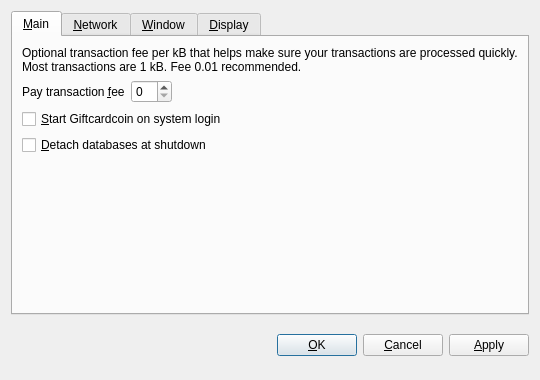
Old version of the form src/qt/forms/optionsdialog.ui in the repository GCCDevTeam/Giftcardcoin.
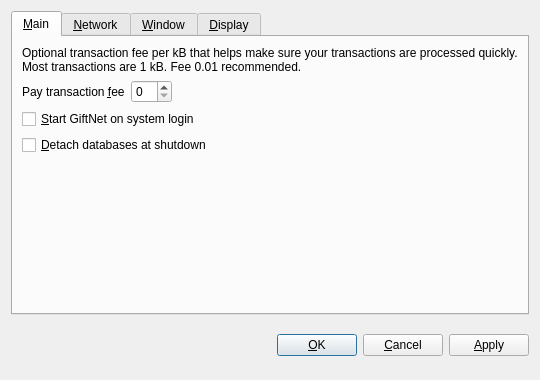
New version of the form. Custom widgets are drawn as their Qt base class.

```diff
--- a/src/qt/forms/optionsdialog.ui
+++ b/src/qt/forms/optionsdialog.ui
@@ -82,7 +82,7 @@
           <string>Automatically start Giftcardcoin after logging in to the system.</string>
          </property>
          <property name="text">
-          <string>&amp;Start Giftcardcoin on system login</string>
+          <string>&amp;Start GiftNet on system login</string>
          </property>
         </widget>
        </item>
```
Left out of the diff: 10 changed lines with no effect on the pictures.
